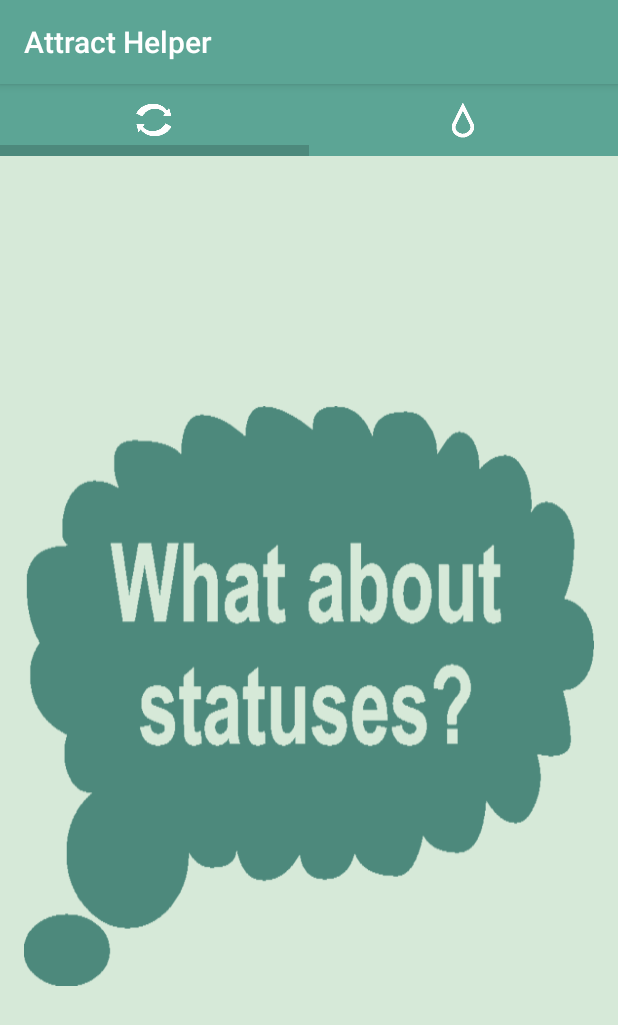
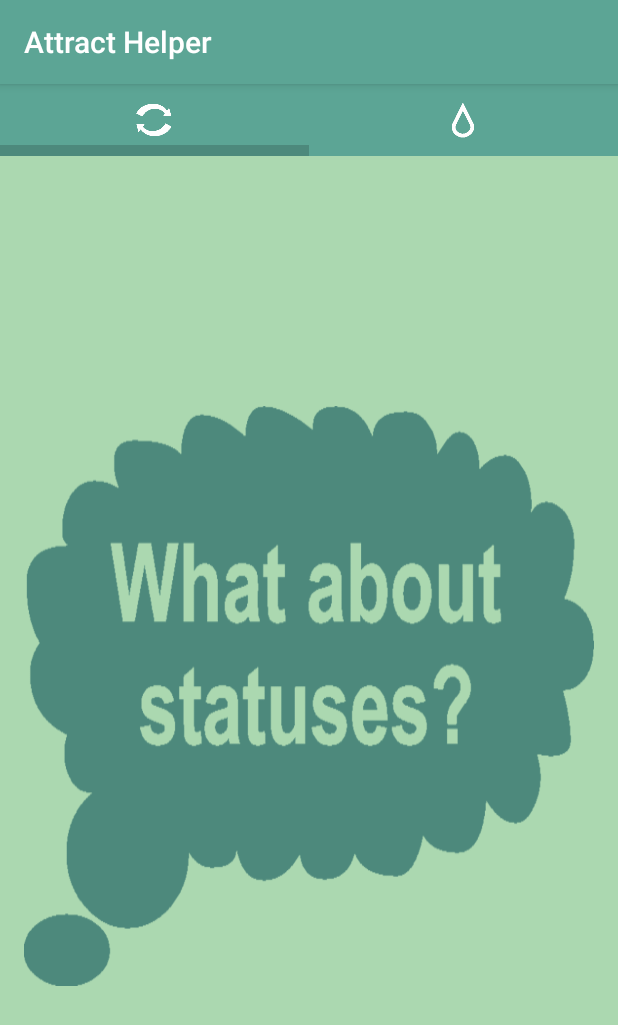
Before and after one commit to fallbrawl/Pooshechka, an Android app: the screen it shows after launch (MainActivity), on a phone screen of 412 x 824 dp. Shown: the top 1025 px of the screen. Run offline under Robolectric (Android 15) with nearby library versions, the phone set to English and light mode, and no system bars.

Commit message:
SOme refactor + loader in progress

```diff
--- a/app/build.gradle
+++ b/app/build.gradle
@@ -5,7 +5,7 @@ android {
     buildToolsVersion "24.0.2"
     defaultConfig {
         applicationId "com.group.attract.pooshechka"
-        minSdkVersion 20
+        minSdkVersion 15
         targetSdkVersion 23
         versionCode 1
         versionName "1.0"
--- a/app/src/main/java/com/group/attract/pooshechka/SimpleFragmentPagerAdapter.java
+++ b/app/src/main/java/com/group/attract/pooshechka/SimpleFragmentPagerAdapter.java
@@ -17,13 +17,7 @@ import android.text.style.ImageSpan;
 public class SimpleFragmentPagerAdapter extends FragmentPagerAdapter {
 
     final int PAGE_COUNT = 2;
-    private String tabTitles[] = new String[] { "Water", "Status"};
     private Context context;
-
-    private int[] imageResId = {
-            R.drawable.ic_status_144,
-            R.drawable.ic_water_144,
-    };
 
     public SimpleFragmentPagerAdapter(FragmentManager fm, Context context) {
         super(fm);
@@ -46,7 +40,6 @@ public class SimpleFragmentPagerAdapter extends FragmentPagerAdapter {
             }
         }
 
-
     @Override
     public CharSequence getPageTitle(int position) {
         return null;
--- a/app/src/main/java/com/group/attract/pooshechka/StatusAdapter.java
+++ b/app/src/main/java/com/group/attract/pooshechka/StatusAdapter.java
@@ -42,7 +42,7 @@ public class StatusAdapter extends ArrayAdapter<Status> {
                     R.layout.list_item, parent, false);
         }
 
-        // Get the {@link AndroidFlavor} object located at this position in the list
+        // Get the {@link Status} object located at this position in the list
         Status currentStatus = getItem(position);
 
         // Find the TextView in the list_item.xml layout with the ID version_name
@@ -59,8 +59,9 @@ public class StatusAdapter extends ArrayAdapter<Status> {
 
         // Find the ImageView in the list_item.xml layout with the ID list_item_icon
         ImageView iconView = (ImageView) listItemView.findViewById(R.id.list_item_icon);
-        // Get the image resource ID from the current AndroidFlavor object and
+        // Get the image resource ID from the current Status object and
         // set the image to iconView
+
         switch (currentStatus.getStatus()){
             case 1:
                 iconView.setImageResource(R.drawable.ic_ok144);
--- a/app/src/main/java/com/group/attract/pooshechka/StatusFragment.java
+++ b/app/src/main/java/com/group/attract/pooshechka/StatusFragment.java
@@ -1,26 +1,18 @@
 package com.group.attract.pooshechka;
 
-import android.app.Activity;
 import android.os.AsyncTask;
 import android.os.Bundle;
+import android.os.Handler;
 import android.support.annotation.Nullable;
 import android.support.v4.app.Fragment;
-import android.util.Log;
 import android.view.LayoutInflater;
 import android.view.View;
 import android.view.ViewGroup;
 import android.widget.ImageView;
 import android.widget.ListView;
-import android.widget.TableLayout;
-import android.widget.TableRow;
-import android.widget.TextView;
+import android.widget.ProgressBar;
 import android.widget.Toast;
 
-import org.jsoup.Jsoup;
-import org.jsoup.nodes.Document;
-import org.jsoup.select.Elements;
-
-import java.io.IOException;
 import java.util.ArrayList;
 
 /**
@@ -30,6 +22,9 @@ import java.util.ArrayList;
 public class StatusFragment extends Fragment {
 
     final String url = "http://analyzer508714679.alekseyshevchuk.od.ua/index.php?get_status_for_mobile";
+
+    private ProgressBar mProgress;
+    private Handler handler = new Handler();
 
     @Override
     public View onCreateView(LayoutInflater inflater, ViewGroup container, Bundle savedInstanceState) {
@@ -42,6 +37,7 @@ public class StatusFragment extends Fragment {
 
         final ListView listView = (ListView) getView().findViewById(R.id.list_for_statuses);
         final ImageView imageView = (ImageView) getView().findViewById(R.id.status_image_view);
+        mProgress = (ProgressBar) getView().findViewById(R.id.progress_bar);
 
         imageView.setBackgroundResource(R.drawable.what_about_statuses_800x536px);
 
@@ -53,8 +49,10 @@ public class StatusFragment extends Fragment {
                         Toast.LENGTH_SHORT).show();
                 imageView.setVisibility(View.INVISIBLE);
                 listView.setVisibility(View.VISIBLE);
+                mProgress.setVisibility(View.VISIBLE);
 
-                new StatusTask().execute("http://analyzer508714679.alekseyshevchuk.od.ua/index.php?get_status_for_mobile");
+
+                new StatusTask().execute(url);
 
             }
         });
@@ -62,32 +60,27 @@ public class StatusFragment extends Fragment {
 
     private class StatusTask extends AsyncTask<String, Void, ArrayList<Status>> {
 
-        private String response;
-
         @Override
         protected ArrayList<com.group.attract.pooshechka.Status> doInBackground(String... params) {
 
-            return Utils.fetchEarthquakeData(params[0]);
+
+            return Utils.fetchStatusData(params[0]);
         }
 
         @Override
         protected void onPostExecute(ArrayList<com.group.attract.pooshechka.Status> contains) {
 
-//            ArrayList<com.group.attract.pooshechka.Status> statuses = new ArrayList<com.group.attract.pooshechka.Status>();
-//
-//                statuses.add(new com.group.attract.pooshechka.Status(contains.getDate(),contains.getResourceName(),contains.getStatus()));
-//            statuses.add(new com.group.attract.pooshechka.Status("Donut", "1.6", R.mipmap.ic_launcher));
-//            statuses.add(new com.group.attract.pooshechka.Status("Donut", "1.6", R.mipmap.ic_launcher));
-//            statuses.add(new com.group.attract.pooshechka.Status("Donut", "1.6", R.mipmap.ic_launcher));
+            // Create an {@link StatusAdapter}, whose data source is a list of
+            // {@link Status}s. The adapter knows how to create list item views for each item
+            // in the list.
 
-            // Create an {@link AndroidFlavorAdapter}, whose data source is a list of
-            // {@link AndroidFlavor}s. The adapter knows how to create list item views for each item
-            // in the list.
             StatusAdapter statusesAdapter = new StatusAdapter(getActivity(), contains);
 
             // Get a reference to the ListView, and attach the adapter to the listView.
+
             ListView listView = (ListView) getView().findViewById(R.id.list_for_statuses);
             listView.setAdapter(statusesAdapter);
+            mProgress.setVisibility(View.INVISIBLE);
 
 
 
--- a/app/src/main/java/com/group/attract/pooshechka/Utils.java
+++ b/app/src/main/java/com/group/attract/pooshechka/Utils.java
@@ -29,7 +29,7 @@ public class Utils {
      * Query the USGS dataset and return an {@link Status} object to represent a single earthquake.
      */
 
-    public static ArrayList<Status> fetchEarthquakeData(String requestUrl) {
+    public static ArrayList<Status> fetchStatusData(String requestUrl) {
         // Create URL object
         URL url = createUrl(requestUrl);
 
--- a/app/src/main/java/com/group/attract/pooshechka/WaterFragment.java
+++ b/app/src/main/java/com/group/attract/pooshechka/WaterFragment.java
@@ -4,7 +4,6 @@ import android.os.AsyncTask;
 import android.os.Bundle;
 import android.support.annotation.Nullable;
 import android.support.v4.app.Fragment;
-import android.util.Log;
 import android.view.LayoutInflater;
 import android.view.View;
 import android.view.ViewGroup;
@@ -23,7 +22,6 @@ import java.io.IOException;
 
 public class WaterFragment extends Fragment {
 
-    Elements response;
     public ImageView imageView;
     private final String url = "http://infoxvod.com.ua/information/remonty";
 
@@ -75,7 +73,6 @@ public class WaterFragment extends Fragment {
         @Override
         protected void onPostExecute(Boolean contains) {
 
-            Log.w("smth", contains.toString());
             if (contains){
                 imageView.setBackgroundResource(R.drawable.yes_580px);
             } else {
--- a/app/src/main/res/layout/activity_main.xml
+++ b/app/src/main/res/layout/activity_main.xml
@@ -1,15 +1,5 @@
 <?xml version="1.0" encoding="utf-8"?>
-<!-- Copyright (C) 2016 The Android Open Source Project
-     Licensed under the Apache License, Version 2.0 (the "License");
-     you may not use this file except in compliance with the License.
-     You may obtain a copy of the License at
-          http://www.apache.org/licenses/LICENSE-2.0
-     Unless required by applicable law or agreed to in writing, software
-     distributed under the License is distributed on an "AS IS" BASIS,
-     WITHOUT WARRANTIES OR CONDITIONS OF ANY KIND, either express or implied.
-     See the License for the specific language governing permissions and
-     limitations under the License.
--->
+
 <!-- Layout for the main screen -->
 <LinearLayout xmlns:android="http://schemas.android.com/apk/res/android"
     xmlns:app="http://schemas.android.com/apk/res-auto"
@@ -32,7 +22,7 @@
         android:layout_width="match_parent"
         android:layout_height="0px"
         android:layout_weight="1"
-        android:background="#D6E9D8"
+        android:background="#ABD8B0"
 
         />
 
--- a/app/src/main/res/layout/control_status.xml
+++ b/app/src/main/res/layout/control_status.xml
@@ -11,13 +11,29 @@
         android:layout_centerInParent="true"
         />
 
-    <ListView
-        android:id="@+id/list_for_statuses"
+    <android.support.v4.widget.SwipeRefreshLayout
+        xmlns:android="http://schemas.android.com/apk/res/android"
+        android:id="@+id/swiperefresh"
         android:layout_width="match_parent"
-        android:layout_height="match_parent"
+        android:layout_height="match_parent">
+
+        <ListView
+            android:id="@+id/list_for_statuses"
+            android:layout_width="match_parent"
+            android:layout_height="match_parent"
+            android:visibility="gone"
+            >
+        </ListView>
+
+    </android.support.v4.widget.SwipeRefreshLayout>
+
+    <ProgressBar
+        android:id="@+id/progress_bar"
+        android:layout_width="wrap_content"
+        android:layout_height="wrap_content"
+        android:layout_marginRight="5dp"
         android:visibility="gone"
-        >
-
-    </ListView>
+        android:layout_centerInParent="true"
+        />
 
 </RelativeLayout>
```
Also changed, not shown: app/src/main/java/com/group/attract/pooshechka/MainActivity.java (+30 -30 lines), app/src/main/java/com/group/attract/pooshechka/Status.java (+5 -4 lines), app/src/main/res/layout/list_item.xml (+1 -11 lines).
